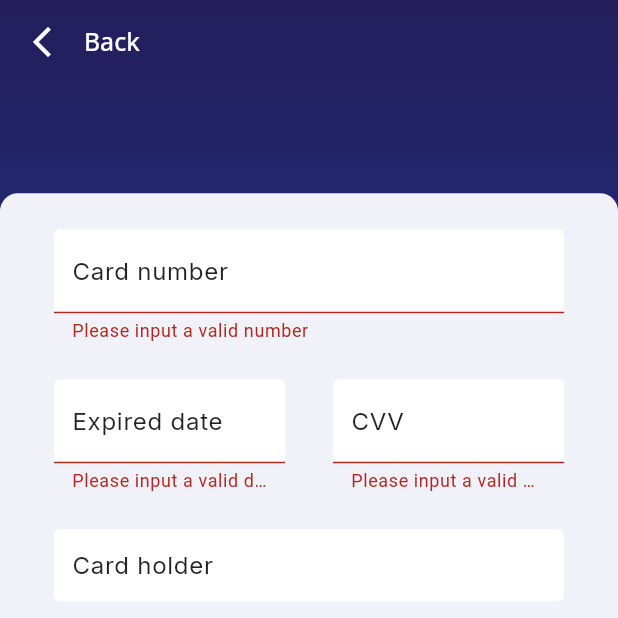
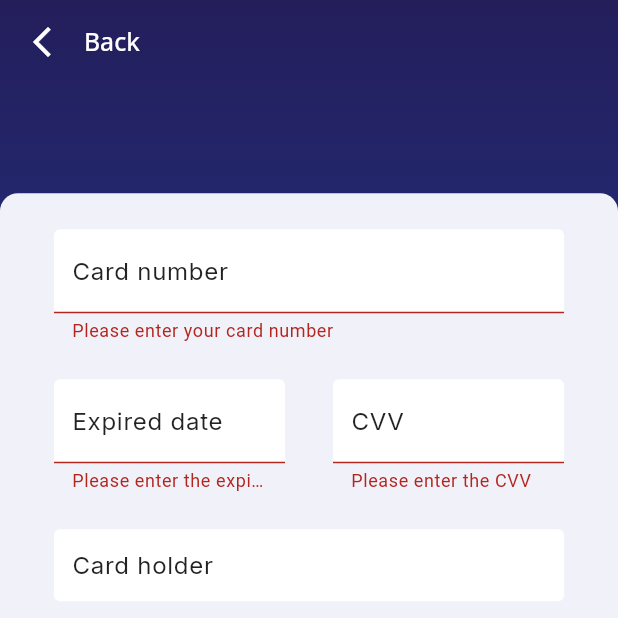
Before and after one commit to tqdaoinfo108/golf_newui, a Flutter app: the PaymentScreen screen opened by its route, after a tap on "Payment", on a phone screen of 412 x 824 dp, the top half of it. Run offline on Flutter 3.47's test engine with Material 3 defaults, Android fonts, the phone set to English and light mode, and no system bars; our stand-ins replace auto_size_text, dio, expandable, firebase_core, firebase_messaging, flutter_credit_card and 14 more; missing offline and left inert: flutter_line_sdk, hl_image_picker_pro, loadmore, tiengviet; accounts and stored records are empty; generated files the repository leaves out were written again; network calls fail; statements that could not run were skipped; project files that could hold a hidden picture were left out.

Commit message:
update
update

```diff
--- a/lib/screens/about_app/about_app.dart
+++ b/lib/screens/about_app/about_app.dart
@@ -14,7 +14,7 @@ class _AboutAppScreenState extends State<AboutAppScreen> {
   var controller =
       WebViewController()
         ..setJavaScriptMode(JavaScriptMode.unrestricted)
-        ..loadRequest(Uri.parse("https://www.sky-trak.com/overview.html"));
+        ..loadRequest(Uri.parse("https://mujin24.com/?p=TermOfService"));
   @override
   Widget build(BuildContext context) {
     return Scaffold(
--- a/lib/screens/payment_new/payment_new_screen.dart
+++ b/lib/screens/payment_new/payment_new_screen.dart
@@ -110,6 +110,9 @@ class PaymentScreen extends GetView<PaymentController> {
                                     expiryDate: controller.expiryDate.value,
                                     themeColor: GolfColor.GolfPrimaryColor,
                                     textColor: themeData.iconTheme.color!,
+                                    numberValidationMessage: "card_number_invalid".tr,
+                                    dateValidationMessage: "expired_date_invalid".tr,
+                                    cvvValidationMessage: "cvv_invalid".tr,
                                     cardNumberDecoration: InputDecoration(
                                       filled: true,
                                       fillColor: Colors.white,
--- a/lib/translations/en_us_translations.dart
+++ b/lib/translations/en_us_translations.dart
@@ -229,6 +229,9 @@ const Map<String, String> en = {
   "show_qr": "Show QR code",
   "usage": "Usage",
   "card_number": "Card number",
+  "card_number_invalid": "Please enter your card number",
+  "expired_date_invalid": "Please enter the expiration date",
+  "cvv_invalid": "Please enter the CVV",
   "expired_date": "Expired date",
   "card_holder": "Card holder",
   "used": "Used",
--- a/lib/translations/jp_jp_translations.dart
+++ b/lib/translations/jp_jp_translations.dart
@@ -62,7 +62,7 @@ const Map<String, String> jp = {
   'waiting_payment': '支払未完了',
   'paid': 'お支払完了',
   'canceled': 'キャンセル済',
-  'are_you_sure_cancel_booking': '予約をキャンセルしますか？',
+  'are_you_sure_cancel_booking': '予約をキャンセルしますか？\n※まだ予約は確定しておりませんので、料金は発生いたしません',
   'yes_cancel_it': 'はい',
   'no': 'いいえ',
   'yes': 'はい',
@@ -203,10 +203,14 @@ const Map<String, String> jp = {
   "show_qr": "QRコードを表示",
   "usage": "使用状況",
   "card_number": "カード番号",
+  "card_number_invalid": "カード番号を入力してください",
+  "expired_date_invalid": "有効期限を入力してください",
+  "cvv_invalid": "CVVを入力してください",
   "expired_date": "有効期限",
   "card_holder": "カード名義（半角英字）",
   "used": "使用済み",
   "delete_account_confirmation":
       "アカウント削除しますか？このアプリの全てのデータ（設定、アカウント、データベースを含む）が完全に削除されます。",
   'delete_account_successful': "削除成功",
+
 };
```
